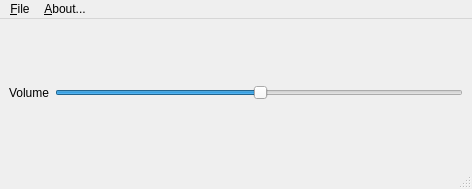
Above: mainwindow.ui from walrusfriend/Comm-Tool before the change. Below: the same form after it.
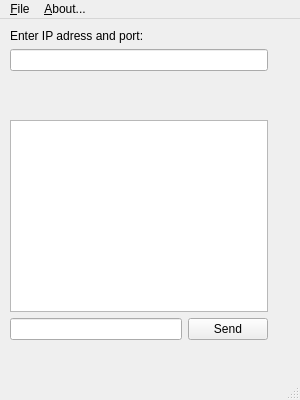
That is the form after the change.

What changed in the file:
```diff
--- a/mainwindow.ui
+++ b/mainwindow.ui
@@ -6,43 +6,95 @@
    <rect>
     <x>0</x>
     <y>0</y>
-    <width>472</width>
-    <height>189</height>
+    <width>300</width>
+    <height>400</height>
    </rect>
   </property>
+  <property name="minimumSize">
+   <size>
+    <width>300</width>
+    <height>400</height>
+   </size>
+  </property>
+  <property name="maximumSize">
+   <size>
+    <width>300</width>
+    <height>400</height>
+   </size>
+  </property>
   <property name="windowTitle">
    <string>MainWindow</string>
   </property>
   <widget class="QWidget" name="centralwidget">
-   <layout class="QHBoxLayout" name="horizontalLayout">
-    <item>
-     <widget class="QLabel" name="m_volume_lbl">
-      <property name="text">
-       <string>Volume</string>
-      </property>
-     </widget>
-    </item>
-    <item>
-     <widget class="QSlider" name="m_volume_hsld">
-      <property name="value">
-       <number>50</number>
-      </property>
-      <property name="orientation">
-       <enum>Qt::Horizontal</enum>
-      </property>
-      <property name="tickPosition">
-       <enum>QSlider::NoTicks</enum>
-      </property>
-     </widget>
-    </item>
-   </layout>
+   <widget class="QWidget" name="">
+    <property name="geometry">
+     <rect>
+      <x>10</x>
+      <y>10</y>
+      <width>258</width>
+      <height>311</height>
+     </rect>
+    </property>
+    <layout class="QVBoxLayout" name="verticalLayout">
+     <item>
+      <widget class="QLabel" name="label">
+       <property name="text">
+        <string>Enter IP adress and port:</string>
+       </property>
+      </widget>
+     </item>
+     <item>
+      <widget class="QLineEdit" name="lineEdit"/>
+     </item>
+     <item>
+      <spacer name="verticalSpacer">
+       <property name="orientation">
+        <enum>Qt::Vertical</enum>
+       </property>
+       <property name="sizeHint" stdset="0">
+        <size>
+         <width>20</width>
+         <height>40</height>
+        </size>
+       </property>
+      </spacer>
+     </item>
+     <item>
+      <widget class="QTextEdit" name="textEdit">
+       <property name="horizontalScrollBarPolicy">
+        <enum>Qt::ScrollBarAsNeeded</enum>
+       </property>
+       <property name="readOnly">
+        <bool>true</bool>
+       </property>
+      </widget>
+     </item>
+     <item>
+      <layout class="QHBoxLayout" name="horizontalLayout">
+       <item>
+        <widget class="QLineEdit" name="lineEdit_2"/>
+       </item>
+       <item>
+        <widget class="QPushButton" name="pushButton">
+         <property name="text">
+          <string>Send</string>
+         </property>
+         <property name="shortcut">
+          <string>Return</string>
+         </property>
+        </widget>
+       </item>
+      </layout>
+     </item>
+    </layout>
+   </widget>
   </widget>
   <widget class="QMenuBar" name="menubar">
    <property name="geometry">
     <rect>
      <x>0</x>
      <y>0</y>
-     <width>472</width>
+     <width>300</width>
      <height>21</height>
     </rect>
    </property>
```
Left out of the diff: 26 changed lines with no effect on the pictures.
